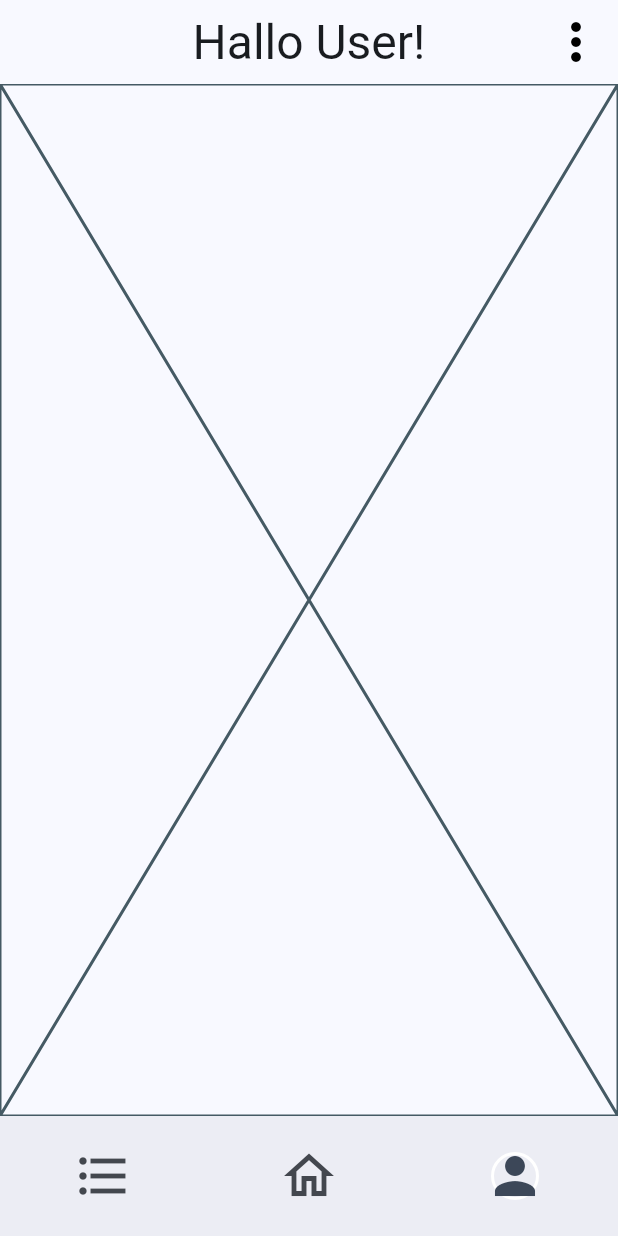
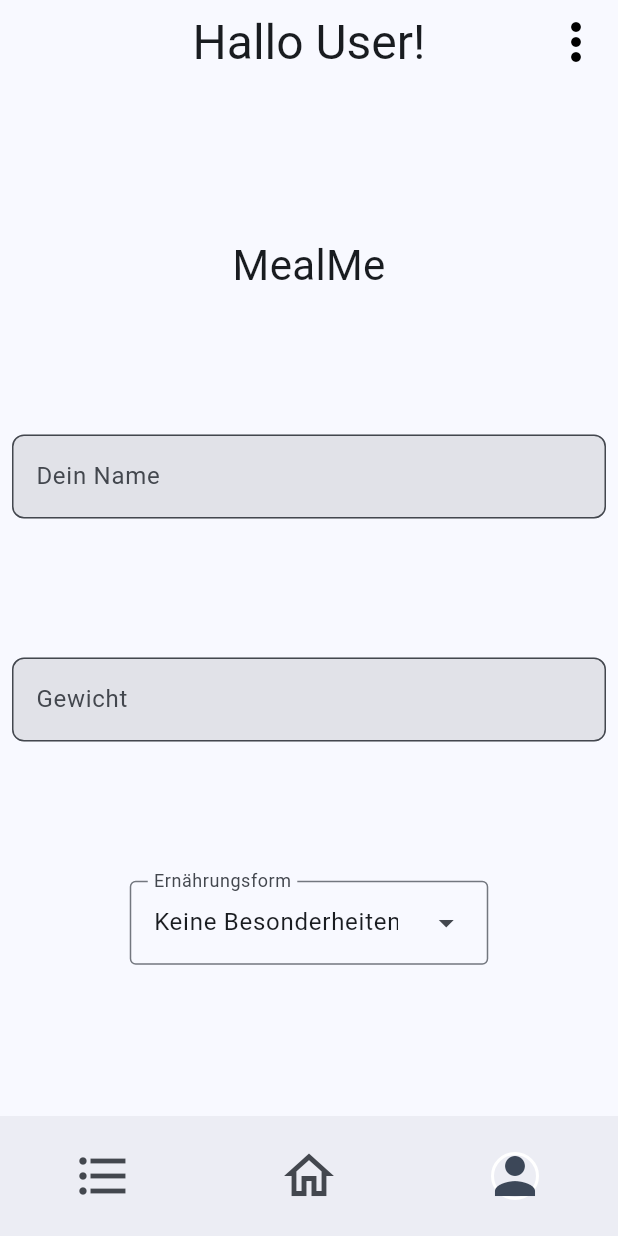
Before and after one commit to MrToWy/MealMaster, a Flutter app: the screen it shows after launch, item 3 of the bottom bar chosen, on a phone screen of 412 x 824 dp. Run offline on Flutter 3.47's test engine with Material 3 defaults, Android fonts, the phone set to English and light mode, and no system bars; our stand-ins replace flex_color_scheme, isar; accounts and stored records are empty; generated files the repository leaves out were written again.

Commit message:
added Diet Enum

```diff
--- a/lib/features/user_profile/presentation/profile_screen.dart
+++ b/lib/features/user_profile/presentation/profile_screen.dart
@@ -1,4 +1,15 @@
 import 'package:flutter/material.dart';
+
+enum DietLabel {
+  noDiet("Keine Besonderheiten"),
+  halal("Halal"),
+  kosher("Kosher"),
+  vegan("Vegan"),
+  vegetarian("Vegetarisch");
+
+  const DietLabel(this.label);
+  final String label;
+}
 
 class ProfileScreen extends StatefulWidget {
   const ProfileScreen({super.key});
@@ -8,8 +19,38 @@ class ProfileScreen extends StatefulWidget {
 }
 
 class _ProfileScreenState extends State<ProfileScreen> {
+  final TextEditingController dietController = TextEditingController();
+
   @override
   Widget build(BuildContext context) {
-    return const Placeholder();
+    return Scaffold(
+      body: Padding(
+        padding: const EdgeInsets.all(8.0),
+        child: Column(
+          mainAxisAlignment: MainAxisAlignment.spaceEvenly,
+          children: [
+            const Text(
+              "MealMe",
+              textScaler: TextScaler.linear(2),
+            ),
+            TextField(
+              decoration: InputDecoration(hintText: "Dein Name"),
+            ),
+            TextField(
+              decoration: InputDecoration(hintText: "Gewicht"),
+            ),
+            DropdownMenu(
+                initialSelection: DietLabel.noDiet,
+                controller: dietController,
+                label: const Text("Ernährungsform"),
+                dropdownMenuEntries: DietLabel.values
+                    .map<DropdownMenuEntry<DietLabel>>((DietLabel diet) {
+                  return DropdownMenuEntry<DietLabel>(
+                      value: diet, label: diet.label);
+                }).toList()),
+          ],
+        ),
+      ),
+    );
   }
 }
```
